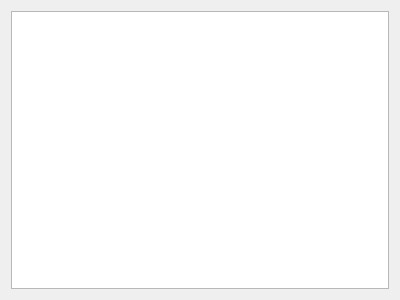
The window that SeboApp/GuiGenre.ui (cok1/SeboApp) describes before a commit, drawn with Qt 5.
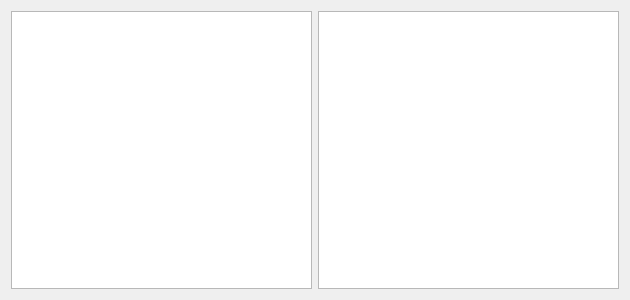
The same window after the commit.

Patch:
```diff
--- a/SeboApp/GuiGenre.ui
+++ b/SeboApp/GuiGenre.ui
@@ -6,7 +6,7 @@
    <rect>
     <x>0</x>
     <y>0</y>
-    <width>400</width>
+    <width>630</width>
     <height>300</height>
    </rect>
   </property>
@@ -17,6 +17,9 @@
    <item>
     <widget class="QTableView" name="view"/>
    </item>
+   <item>
+    <widget class="QTableView" name="view2"/>
+   </item>
   </layout>
  </widget>
  <layoutdefault spacing="6" margin="11"/>
```
